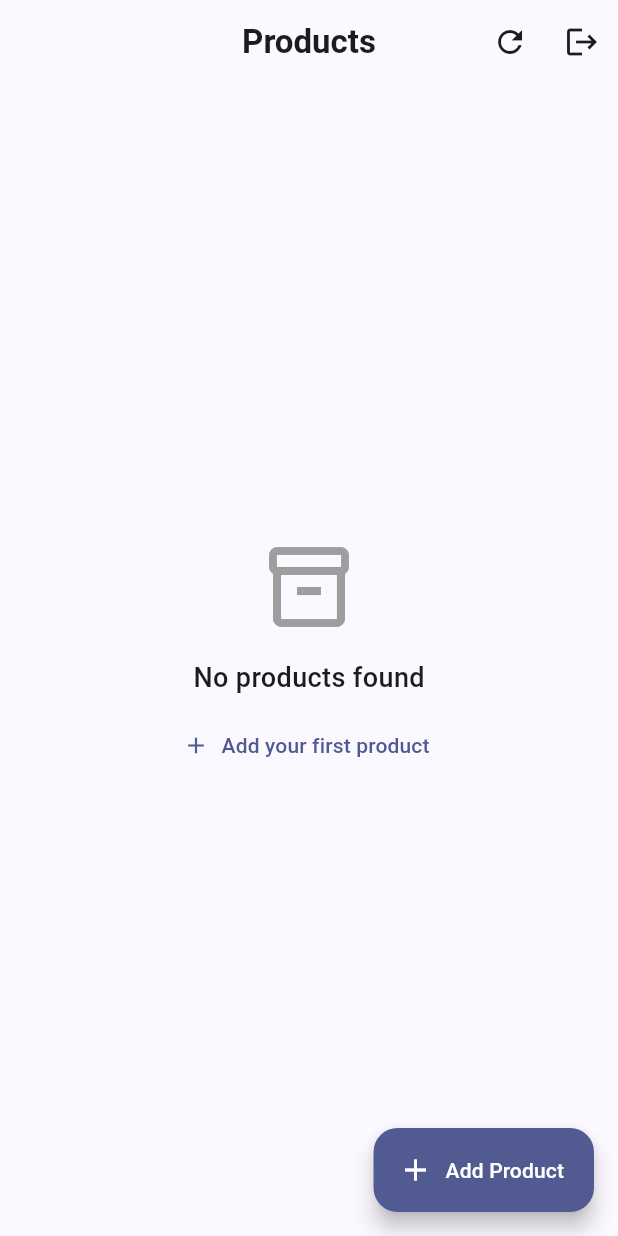
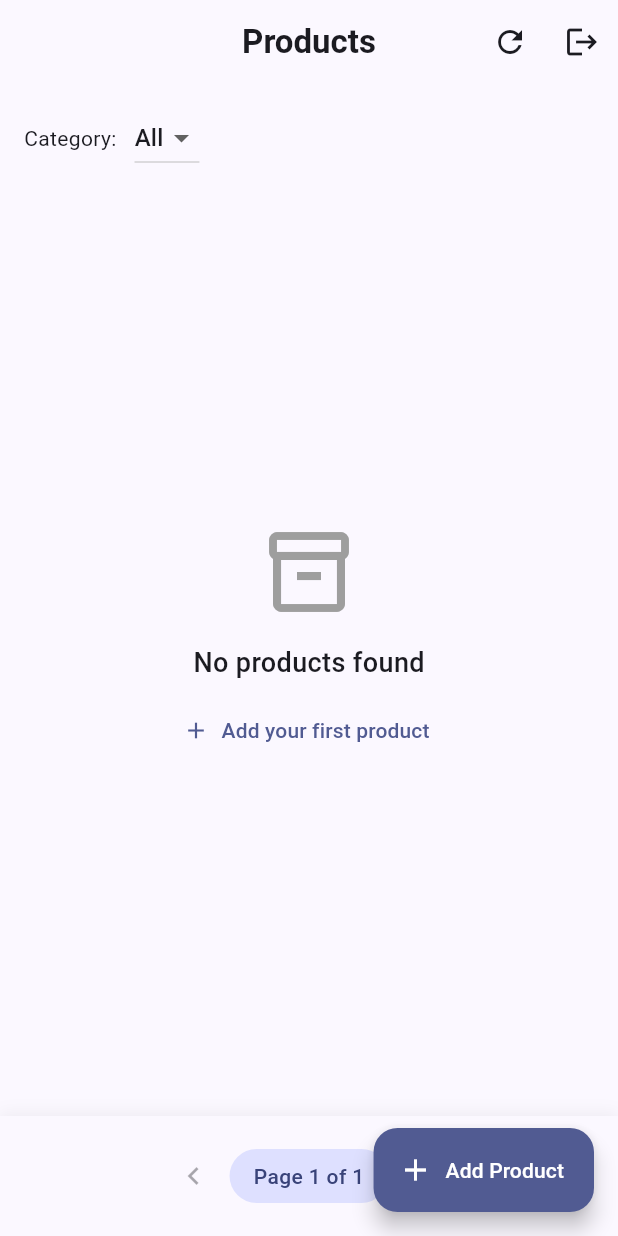
Before and after one commit to asad-syed459923/Test_zyneVentures, a Flutter app: the screen it shows once a user with an empty profile is signed in, on a phone screen of 412 x 824 dp. Run offline on Flutter 3.47's test engine with Material 3 defaults, Android fonts, the light colour scheme and no system bars; our stand-ins replace cloud_firestore, firebase_auth, firebase_core, flutter_svg, get; accounts and stored records are empty.

```diff
--- a/lib/views/product/products_page.dart
+++ b/lib/views/product/products_page.dart
@@ -82,27 +82,6 @@ class ProductsPage extends StatelessWidget {
         final List<Product> items = currentCat == 'All'
             ? baseItems
             : baseItems.where((Product p) => p.category == currentCat).toList();
-        if (items.isEmpty) {
-          return Center(
-            child: Column(
-              mainAxisSize: MainAxisSize.min,
-              children: [
-                const Icon(Icons.inventory_2_outlined, size: 64, color: Colors.grey),
-                const SizedBox(height: 16),
-                const Text(
-                  'No products found',
-                  style: TextStyle(fontSize: 18, fontWeight: FontWeight.w500),
-                ),
-                const SizedBox(height: 8),
-                TextButton.icon(
-                  onPressed: () => Get.toNamed(AppRoutes.productForm),
-                  icon: const Icon(Icons.add),
-                  label: const Text('Add your first product'),
-                ),
-              ],
-            ),
-          );
-        }
 
         return Column(
           children: <Widget>[
@@ -126,13 +105,30 @@ class ProductsPage extends StatelessWidget {
               ),
             ),
             Expanded(
-              child: GridView.builder(
+              child: items.isEmpty
+                  ? Center(
+                      child: Column(
+                        mainAxisSize: MainAxisSize.min,
+                        children: <Widget>[
+                          const Icon(Icons.inventory_2_outlined, size: 64, color: Colors.grey),
+                          const SizedBox(height: 16),
+                          const Text('No products found', style: TextStyle(fontSize: 18, fontWeight: FontWeight.w500)),
+                          const SizedBox(height: 8),
+                          TextButton.icon(
+                            onPressed: () => Get.toNamed(AppRoutes.productForm),
+                            icon: const Icon(Icons.add),
+                            label: const Text('Add your first product'),
+                          ),
+                        ],
+                      ),
+                    )
+                  : GridView.builder(
                       padding: const EdgeInsets.all(16),
                       gridDelegate: const SliverGridDelegateWithMaxCrossAxisExtent(
-                  maxCrossAxisExtent: 260,
+                        maxCrossAxisExtent: 240,
                         crossAxisSpacing: 16,
                         mainAxisSpacing: 16,
-                  childAspectRatio: 0.78,
+                        childAspectRatio: 0.70,
                       ),
                       itemCount: items.length,
                       itemBuilder: (BuildContext context, int index) {
--- a/lib/widgets/product_grid_item.dart
+++ b/lib/widgets/product_grid_item.dart
@@ -60,7 +60,9 @@ class ProductGridItem extends StatelessWidget {
                            child: LayoutBuilder(
                              builder: (BuildContext context, BoxConstraints constraints) {
                                final int cacheWidth = (constraints.maxWidth * MediaQuery.of(context).devicePixelRatio).round();
-                               return Image.network(
+                               return Padding(
+                                 padding: const EdgeInsets.all(10.0),
+                                 child: Image.network(
                                    product.image,
                                    fit: BoxFit.cover,
                                    width: double.infinity,
@@ -81,6 +83,7 @@ class ProductGridItem extends StatelessWidget {
                                    errorBuilder: (_, __, ___) => const Center(
                                      child: Icon(Icons.image_not_supported_outlined, size: 40, color: Colors.grey),
                                    ),
+                                 ),
                                );
                              },
                            ),
@@ -99,7 +102,6 @@ class ProductGridItem extends StatelessWidget {
                       ),
                     ),
                   ),
-                   // Category badge (pill with icon)
                    Positioned(
                      top: 8,
                      left: 8,
@@ -138,8 +140,6 @@ class ProductGridItem extends StatelessWidget {
                    ),
                 ],
               ),
-
-              // --- Product Info Section ---
                Expanded(
                 child: Padding(
                   padding: const EdgeInsets.all(12),
@@ -164,7 +164,6 @@ class ProductGridItem extends StatelessWidget {
                          ),
                        ),
                       const Spacer(),
-                      // --- Price + Action Buttons ---
                       Row(
                         mainAxisAlignment: MainAxisAlignment.spaceBetween,
                         children: [
```
Also changed, not shown: pubspec.lock. Lines whose indentation alone changed are shown as unchanged.
